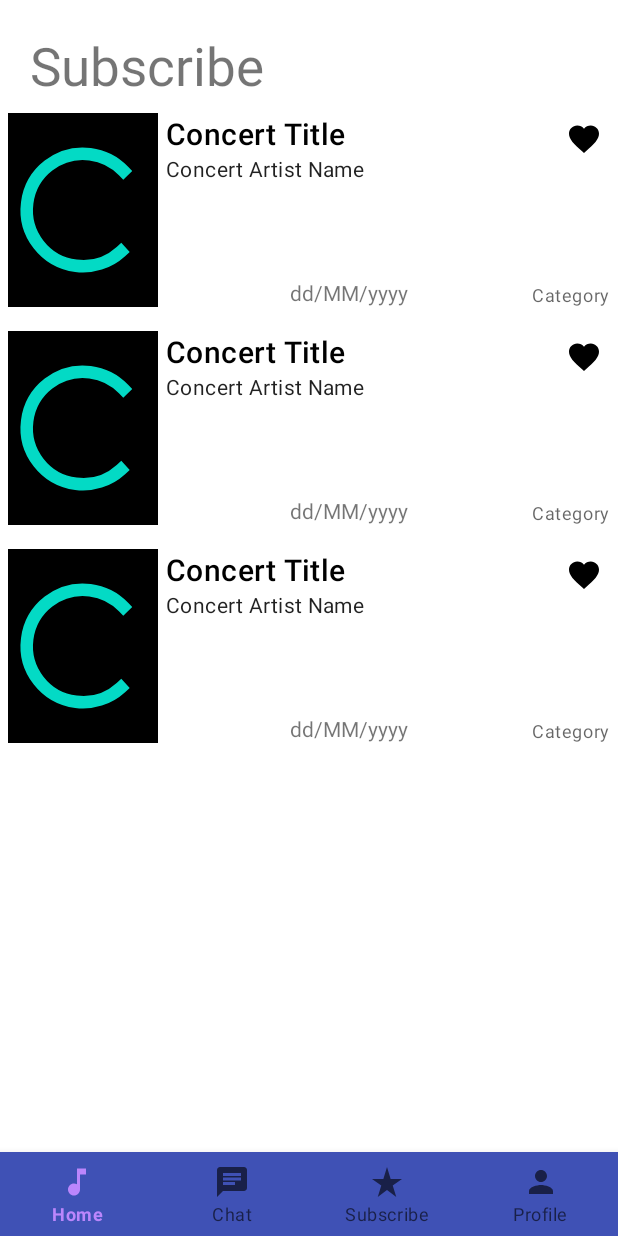
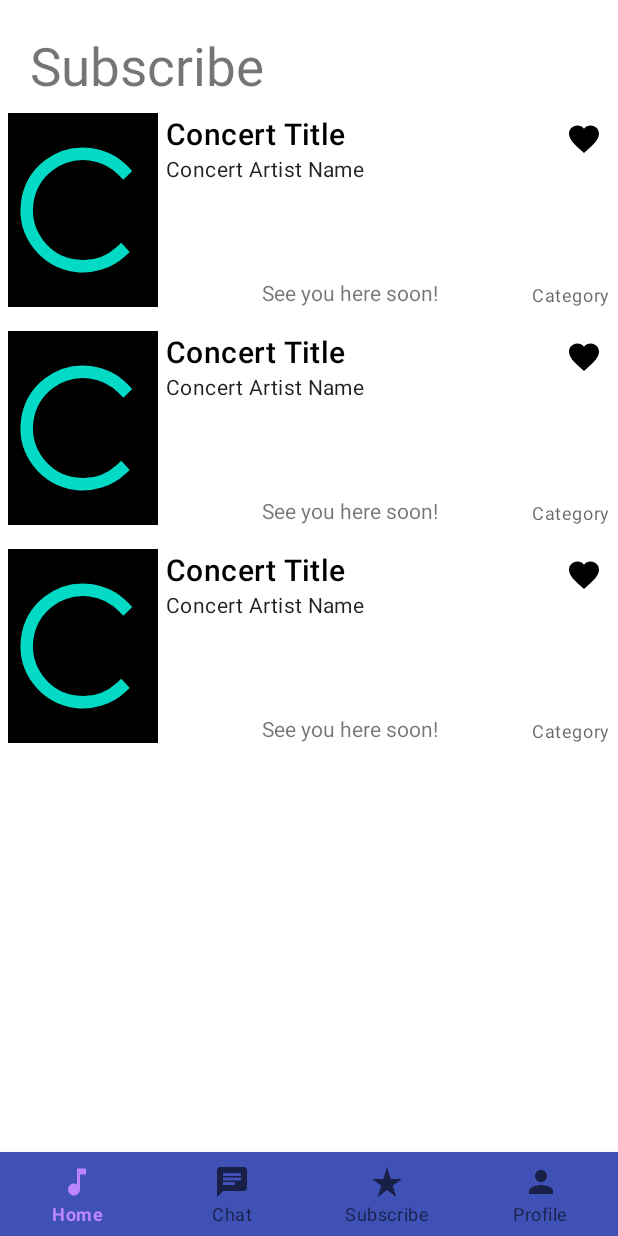
Before and after one commit to wynjardi/MobdeveFinalProj, an Android app: the layout activity_subscribelist.xml on its own in the app's theme, with its tools: preview values and no code run, on a phone screen of 412 x 824 dp. Run offline under Robolectric (Android 15) with nearby library versions, the light colour scheme and no system bars.

Commit message:
Update row_concert_subscribe.xml

```diff
--- a/app/src/main/res/layout/row_concert_subscribe.xml
+++ b/app/src/main/res/layout/row_concert_subscribe.xml
@@ -89,7 +89,7 @@
             android:layout_width="wrap_content"
             android:layout_height="wrap_content"
             android:id="@+id/dateTv"
-            android:text="dd/MM/yyyy"
+            android:text="See you here soon!"
             android:maxLines="1"
             android:layout_alignParentBottom="true"
             android:layout_toEndOf="@id/concertRL"
```
